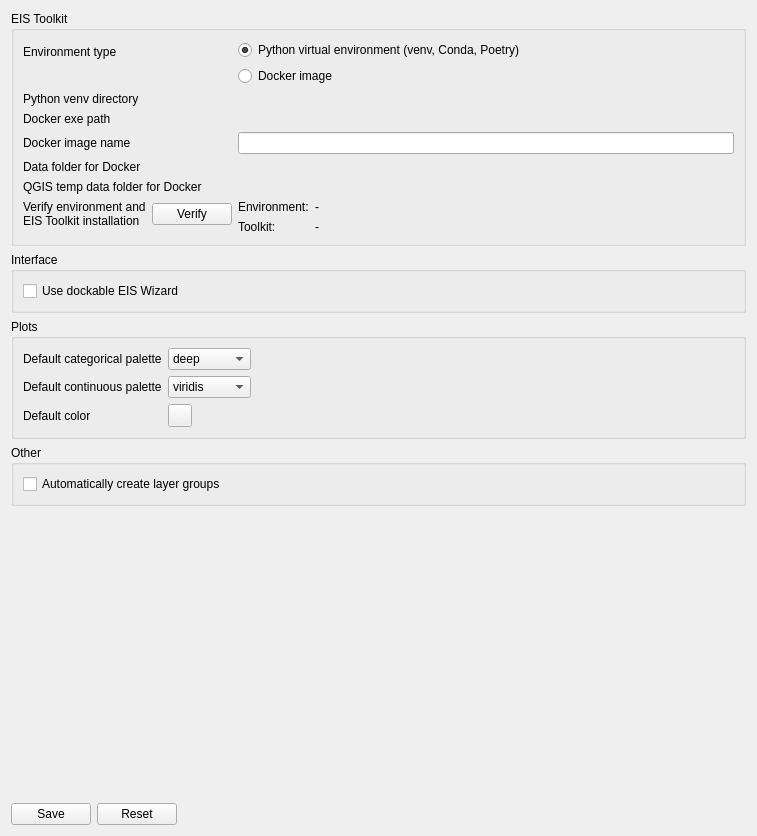
The window that eis_qgis_plugin/resources/ui/wizard_settings.ui (GispoCoding/eis_qgis_plugin) describes before a commit, drawn with Qt 5.
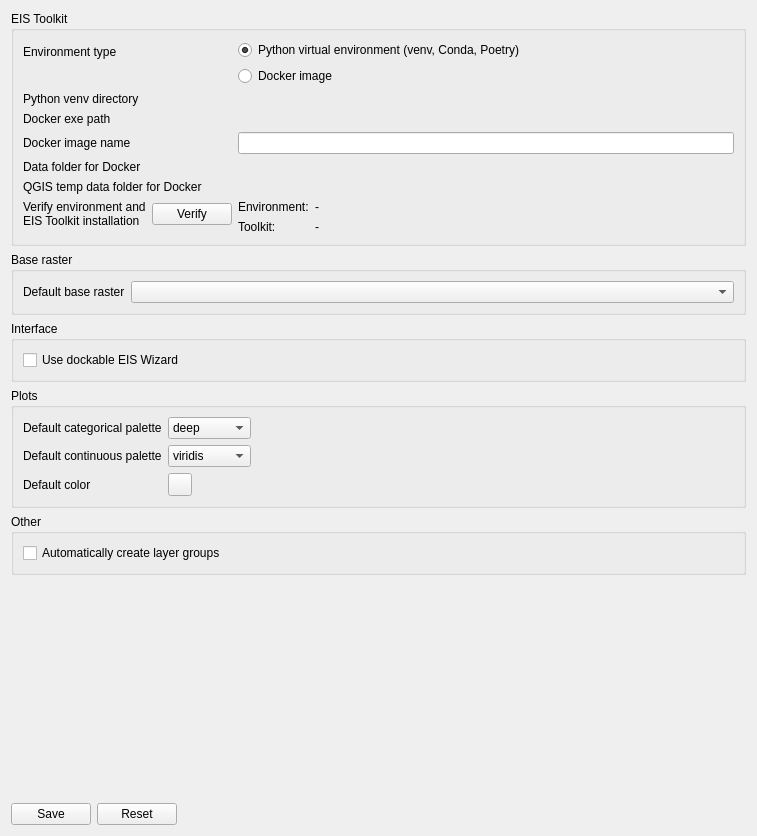
The same window after the commit. Custom widgets are drawn as their Qt base class.

Commit message: Add base raster in the settings page and use default base raster setting in proxy processing

```diff
--- a/eis_qgis_plugin/resources/ui/wizard_settings.ui
+++ b/eis_qgis_plugin/resources/ui/wizard_settings.ui
@@ -189,10 +189,32 @@
         </property>
        </widget>
       </item>
-      <item row="5" column="1">
-       <widget class="QgsFileWidget" name="docker_temp_folder">
-        <property name="storageMode">
-         <enum>QgsFileWidget::GetDirectory</enum>
+     </layout>
+    </widget>
+   </item>
+   <item>
+    <widget class="QGroupBox" name="groupBox_5">
+     <property name="title">
+      <string>Base raster</string>
+     </property>
+     <layout class="QFormLayout" name="formLayout_3">
+      <item row="0" column="0">
+       <widget class="QLabel" name="label_6">
+        <property name="text">
+         <string>Default base raster</string>
+        </property>
+       </widget>
+      </item>
+      <item row="0" column="1">
+       <widget class="QgsMapLayerComboBox" name="default_base_raster">
+        <property name="minimumSize">
+         <size>
+          <width>150</width>
+          <height>0</height>
+         </size>
+        </property>
+        <property name="allowEmptyLayer">
+         <bool>true</bool>
         </property>
        </widget>
       </item>
@@ -417,6 +439,12 @@
    <class>QgsFileWidget</class>
    <extends>QWidget</extends>
    <header>qgsfilewidget.h</header>
+   <container>1</container>
+  </customwidget>
+  <customwidget>
+   <class>QgsMapLayerComboBox</class>
+   <extends>QComboBox</extends>
+   <header>qgsmaplayercombobox.h</header>
   </customwidget>
  </customwidgets>
  <resources/>
```
Left out of the diff: 9 changed lines with no effect on the pictures. The commit also changes 2 other files.
